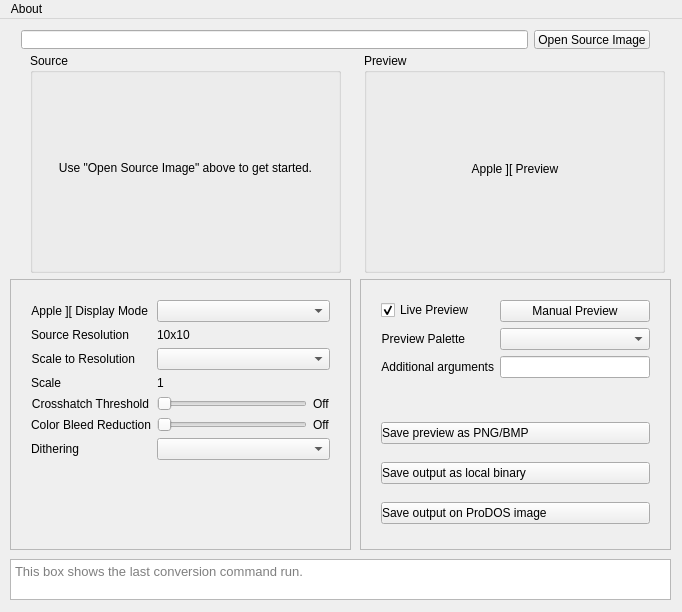
This is buckshot/mainwindow.ui in digarok/buckshot as Qt 5 draws it before an edit. The edited form follows.
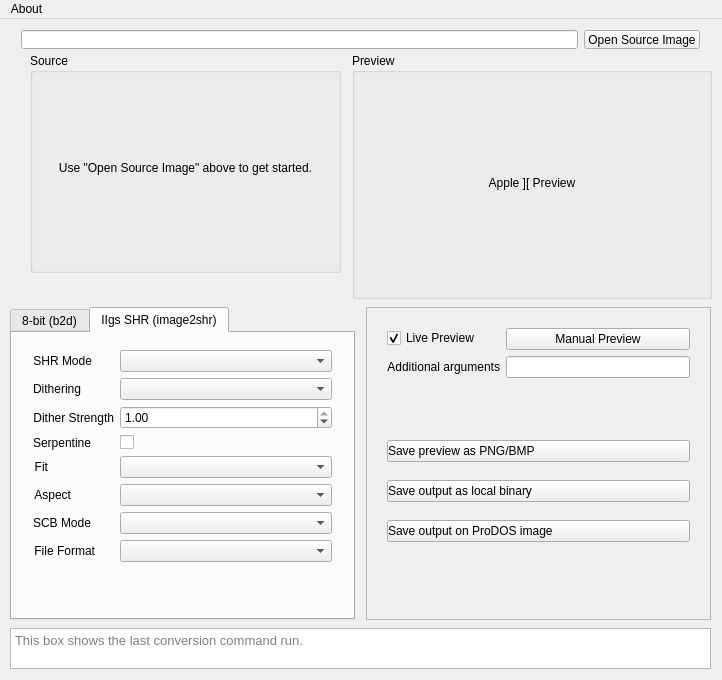
This is the edited form. The open tabs and pages were chosen to show the change. Icons and pictures are not drawn.

Commit message: Add Apple IIgs SHR conversion via image2shr

```diff
--- a/buckshot/mainwindow.ui
+++ b/buckshot/mainwindow.ui
@@ -6,8 +6,8 @@
    <rect>
     <x>0</x>
     <y>0</y>
-    <width>682</width>
-    <height>612</height>
+    <width>722</width>
+    <height>680</height>
    </rect>
   </property>
   <property name="sizePolicy">
@@ -18,14 +18,14 @@
   </property>
   <property name="minimumSize">
    <size>
-    <width>682</width>
-    <height>612</height>
+    <width>722</width>
+    <height>680</height>
    </size>
   </property>
   <property name="maximumSize">
    <size>
-    <width>682</width>
-    <height>612</height>
+    <width>722</width>
+    <height>680</height>
    </size>
   </property>
   <property name="windowTitle">
@@ -64,10 +64,10 @@
    <widget class="QGroupBox" name="groupBox_preview">
     <property name="geometry">
      <rect>
-      <x>364</x>
+      <x>352</x>
       <y>34</y>
-      <width>301</width>
-      <height>220</height>
+      <width>360</width>
+      <height>246</height>
      </rect>
     </property>
     <property name="title">
@@ -76,10 +76,10 @@
     <widget class="QLabel" name="label_preview">
      <property name="geometry">
       <rect>
-       <x>11</x>
-       <y>20</y>
-       <width>280</width>
-       <height>192</height>
+       <x>20</x>
+       <y>30</y>
+       <width>320</width>
+       <height>200</height>
       </rect>
      </property>
      <property name="text">
@@ -95,7 +95,7 @@
      <rect>
       <x>10</x>
       <y>0</y>
-      <width>651</width>
+      <width>701</width>
       <height>41</height>
      </rect>
     </property>
@@ -120,8 +120,8 @@
     <property name="geometry">
      <rect>
       <x>10</x>
-      <y>540</y>
-      <width>661</width>
+      <y>609</y>
+      <width>701</width>
       <height>41</height>
      </rect>
     </property>
@@ -134,28 +134,29 @@
      <string>This box shows the last conversion command run.</string>
     </property>
    </widget>
-   <widget class="QFrame" name="frame">
+   <widget class="QTabWidget" name="tabWidget_engine">
     <property name="geometry">
      <rect>
       <x>10</x>
-      <y>260</y>
-      <width>341</width>
-      <height>271</height>
+      <y>288</y>
+      <width>345</width>
+      <height>313</height>
      </rect>
     </property>
-    <property name="frameShape">
-     <enum>QFrame::StyledPanel</enum>
+    <property name="currentIndex">
+     <number>0</number>
     </property>
-    <property name="frameShadow">
-     <enum>QFrame::Raised</enum>
-    </property>
+    <widget class="QWidget" name="tab_b2d">
+     <attribute name="title">
+      <string>8-bit (b2d)</string>
+     </attribute>
     <widget class="QWidget" name="formLayoutWidget">
      <property name="geometry">
       <rect>
        <x>10</x>
-       <y>10</y>
+        <y>6</y>
        <width>321</width>
-       <height>231</height>
+        <height>270</height>
       </rect>
      </property>
      <layout class="QFormLayout" name="formLayout">
@@ -314,16 +315,175 @@
         </property>
        </widget>
       </item>
-     </layout>
+       <item row="7" column="0">
+        <widget class="QLabel" name="label_9">
+         <property name="text">
+          <string>Preview Palette</string>
+         </property>
+         <property name="alignment">
+          <set>Qt::AlignRight|Qt::AlignTrailing|Qt::AlignVCenter</set>
+         </property>
+        </widget>
+       </item>
+       <item row="7" column="1">
+        <widget class="QComboBox" name="comboBox_previewPalette"/>
+       </item>
+      </layout>
+     </widget>
+    </widget>
+    <widget class="QWidget" name="tab_shr">
+     <attribute name="title">
+      <string>IIgs SHR (image2shr)</string>
+     </attribute>
+     <widget class="QWidget" name="formLayoutWidget_shr">
+      <property name="geometry">
+       <rect>
+        <x>10</x>
+        <y>6</y>
+        <width>321</width>
+        <height>270</height>
+       </rect>
+      </property>
+      <layout class="QFormLayout" name="formLayout_shr">
+       <property name="fieldGrowthPolicy">
+        <enum>QFormLayout::AllNonFixedFieldsGrow</enum>
+       </property>
+       <item row="0" column="0">
+        <widget class="QLabel" name="label_shrTarget">
+         <property name="text">
+          <string>SHR Mode</string>
+         </property>
+         <property name="alignment">
+          <set>Qt::AlignRight|Qt::AlignTrailing|Qt::AlignVCenter</set>
+         </property>
+        </widget>
+       </item>
+       <item row="0" column="1">
+        <widget class="QComboBox" name="comboBox_shrTarget">
+         <property name="sizePolicy">
+          <sizepolicy hsizetype="Preferred" vsizetype="Fixed">
+           <horstretch>1</horstretch>
+           <verstretch>0</verstretch>
+          </sizepolicy>
+         </property>
+        </widget>
+       </item>
+       <item row="1" column="0">
+        <widget class="QLabel" name="label_shrDither">
+         <property name="text">
+          <string>Dithering</string>
+         </property>
+         <property name="alignment">
+          <set>Qt::AlignRight|Qt::AlignTrailing|Qt::AlignVCenter</set>
+         </property>
+        </widget>
+       </item>
+       <item row="1" column="1">
+        <widget class="QComboBox" name="comboBox_shrDither"/>
+       </item>
+       <item row="2" column="0">
+        <widget class="QLabel" name="label_shrDitherStrength">
+         <property name="text">
+          <string>Dither Strength</string>
+         </property>
+         <property name="alignment">
+          <set>Qt::AlignRight|Qt::AlignTrailing|Qt::AlignVCenter</set>
+         </property>
+        </widget>
+       </item>
+       <item row="2" column="1">
+        <widget class="QDoubleSpinBox" name="doubleSpinBox_shrDitherStrength">
+         <property name="maximum">
+          <double>1.000000000000000</double>
+         </property>
+         <property name="singleStep">
+          <double>0.050000000000000</double>
+         </property>
+         <property name="value">
+          <double>1.000000000000000</double>
+         </property>
+        </widget>
+       </item>
+       <item row="3" column="0">
+        <widget class="QLabel" name="label_shrSerpentine">
+         <property name="text">
+          <string>Serpentine</string>
+         </property>
+         <property name="alignment">
+          <set>Qt::AlignRight|Qt::AlignTrailing|Qt::AlignVCenter</set>
+         </property>
+        </widget>
+       </item>
+       <item row="3" column="1">
+        <widget class="QCheckBox" name="checkBox_shrSerpentine">
+         <property name="toolTip">
+          <string>Alternate scan direction per row during error diffusion</string>
+         </property>
+        </widget>
+       </item>
+       <item row="4" column="0">
+        <widget class="QLabel" name="label_shrFit">
+         <property name="text">
+          <string>Fit</string>
+         </property>
+         <property name="alignment">
+          <set>Qt::AlignRight|Qt::AlignTrailing|Qt::AlignVCenter</set>
+         </property>
+        </widget>
+       </item>
+       <item row="4" column="1">
+        <widget class="QComboBox" name="comboBox_shrFit"/>
+       </item>
+       <item row="5" column="0">
+        <widget class="QLabel" name="label_shrAspect">
+         <property name="text">
+          <string>Aspect</string>
+         </property>
+         <property name="alignment">
+          <set>Qt::AlignRight|Qt::AlignTrailing|Qt::AlignVCenter</set>
+         </property>
+        </widget>
+       </item>
+       <item row="5" column="1">
+        <widget class="QComboBox" name="comboBox_shrAspect"/>
+       </item>
+       <item row="6" column="0">
+        <widget class="QLabel" name="label_shrScbMode">
+         <property name="text">
+          <string>SCB Mode</string>
+         </property>
+         <property name="alignment">
+          <set>Qt::AlignRight|Qt::AlignTrailing|Qt::AlignVCenter</set>
+         </property>
+        </widget>
+       </item>
+       <item row="6" column="1">
+        <widget class="QComboBox" name="comboBox_shrScbMode"/>
+       </item>
+       <item row="7" column="0">
+        <widget class="QLabel" name="label_shrFormat">
+         <property name="text">
+          <string>File Format</string>
+         </property>
+         <property name="alignment">
+          <set>Qt::AlignRight|Qt::AlignTrailing|Qt::AlignVCenter</set>
+         </property>
+        </widget>
+       </item>
+       <item row="7" column="1">
+        <widget class="QComboBox" name="comboBox_shrFormat"/>
+       </item>
+      </layout>
+     </widget>
     </widget>
    </widget>
    <widget class="QFrame" name="frame_2">
     <property name="geometry">
      <rect>
-      <x>360</x>
-      <y>260</y>
-      <width>311</width>
-      <height>271</height>
+      <x>366</x>
+      <y>288</y>
+      <width>345</width>
+      <height>313</height>
      </rect>
     </property>
     <property name="frameShape">
@@ -337,8 +497,8 @@
       <rect>
        <x>10</x>
        <y>10</y>
-       <width>291</width>
-       <height>101</height>
+       <width>325</width>
+       <height>81</height>
       </rect>
      </property>
      <layout class="QFormLayout" name="formLayout_2">
@@ -356,19 +516,6 @@
        </widget>
       </item>
       <item row="1" column="0">
-       <widget class="QLabel" name="label_9">
-        <property name="text">
-         <string>Preview Palette</string>
-        </property>
-        <property name="alignment">
-         <set>Qt::AlignRight|Qt::AlignTrailing|Qt::AlignVCenter</set>
-        </property>
-       </widget>
-      </item>
-      <item row="1" column="1">
-       <widget class="QComboBox" name="comboBox_previewPalette"/>
-      </item>
-      <item row="2" column="0">
        <widget class="QLabel" name="label_10">
         <property name="text">
          <string>Additional arguments</string>
@@ -378,7 +525,7 @@
         </property>
        </widget>
       </item>
-      <item row="2" column="1">
+      <item row="1" column="1">
        <widget class="QLineEdit" name="lineEdit_addArgs">
         <property name="sizePolicy">
          <sizepolicy hsizetype="Preferred" vsizetype="Fixed">
@@ -404,8 +551,8 @@
      <property name="geometry">
       <rect>
        <x>10</x>
-       <y>120</y>
-       <width>291</width>
+       <y>110</y>
+       <width>325</width>
        <height>148</height>
       </rect>
      </property>
@@ -494,7 +641,7 @@
     <rect>
      <x>0</x>
      <y>0</y>
-     <width>682</width>
+     <width>722</width>
      <height>22</height>
     </rect>
    </property>
```
Left out of the diff: 22 changed lines with no effect on the pictures. Lines whose indentation alone changed are shown as unchanged. The commit also changes 3 other files.
